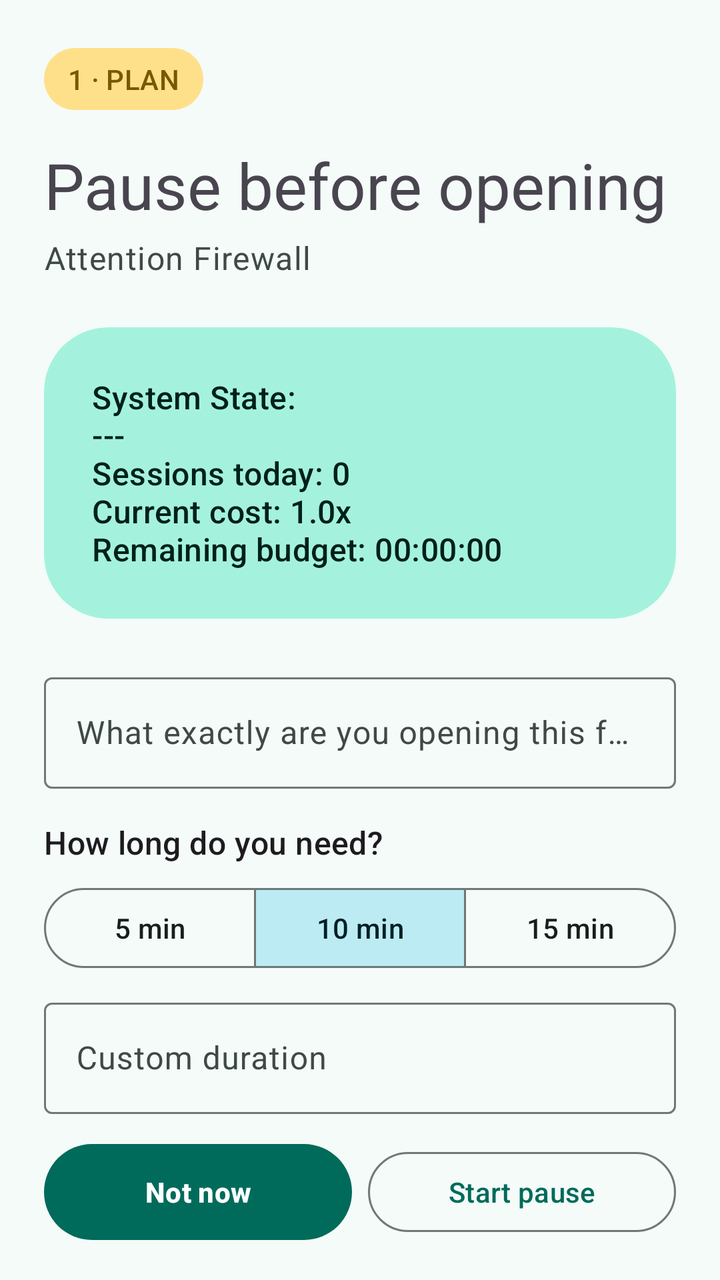
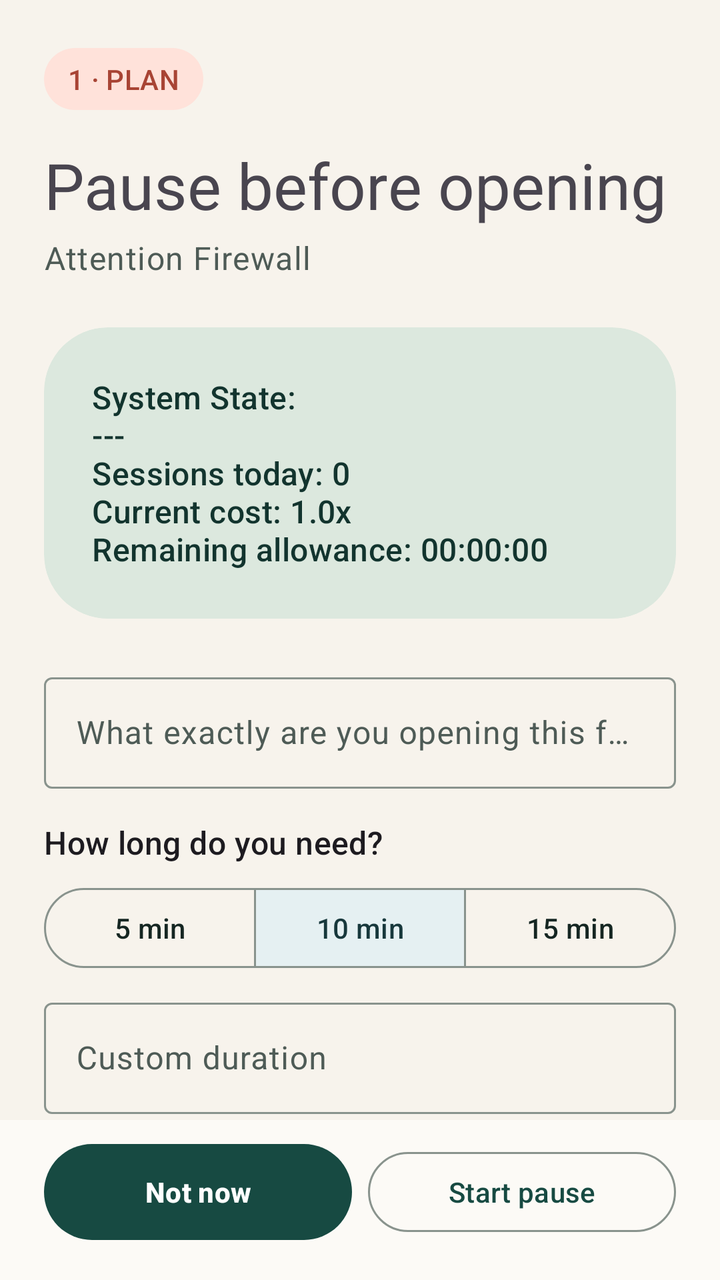

An Android layout rendered at two revisions. The XML below is the earlier revision; the diff shows what the commit changed to produce the second picture.
<!-- AndroidManifest.xml: application theme Theme.Voward -->
<!-- res/layout/activity_decision_gate_modern.xml -->
<?xml version="1.0" encoding="utf-8"?>
<androidx.constraintlayout.widget.ConstraintLayout
    xmlns:android="http://schemas.android.com/apk/res/android"
    xmlns:app="http://schemas.android.com/apk/res-auto"
    xmlns:tools="http://schemas.android.com/tools"
    android:id="@+id/rootLayout"
    android:layout_width="match_parent"
    android:layout_height="match_parent"
    android:fitsSystemWindows="true"
    tools:context=".DecisionGateActivity">

    <androidx.core.widget.NestedScrollView
        android:id="@+id/gateScroll"
        android:layout_width="0dp"
        android:layout_height="0dp"
        android:clipToPadding="false"
        android:fillViewport="true"
        app:layout_constraintBottom_toTopOf="@id/linearLayout"
        app:layout_constraintEnd_toEndOf="parent"
        app:layout_constraintStart_toStartOf="parent"
        app:layout_constraintTop_toTopOf="parent">

        <androidx.constraintlayout.widget.ConstraintLayout android:layout_width="match_parent" android:layout_height="wrap_content">
            <LinearLayout
                android:layout_width="0dp"
                android:layout_height="wrap_content"
                android:orientation="vertical"
                android:paddingStart="@dimen/content_horizontal_padding"
                android:paddingEnd="@dimen/content_horizontal_padding"
                android:paddingTop="@dimen/spacing_lg"
                android:paddingBottom="@dimen/spacing_xl"
                app:layout_constraintEnd_toEndOf="parent"
                app:layout_constraintStart_toStartOf="parent"
                app:layout_constraintTop_toTopOf="parent"
                app:layout_constraintWidth_max="@dimen/content_max_width">

                <TextView android:id="@+id/gateStageLabel" android:layout_width="wrap_content" android:layout_height="wrap_content" android:background="@drawable/bg_status_attention" android:text="@string/gate_stage_plan" android:textAppearance="?attr/textAppearanceLabelLarge" android:textColor="@color/status_warning" />
                <TextView android:id="@+id/gateTitle" android:layout_width="match_parent" android:layout_height="wrap_content" android:layout_marginTop="@dimen/spacing_md" android:text="@string/gate_plan_title" android:textAppearance="?attr/textAppearanceHeadlineLarge" />
                <TextView android:id="@+id/gateTarget" android:layout_width="match_parent" android:layout_height="wrap_content" android:layout_marginTop="@dimen/spacing_xs" android:text="@string/attention_firewall" android:textAppearance="?attr/textAppearanceBodyLarge" android:textColor="?attr/colorOnSurfaceVariant" />

                <com.google.android.material.card.MaterialCardView
                    android:id="@+id/statsCard"
                    style="@style/Widget.ModernHabit.Card"
                    android:layout_width="match_parent"
                    android:layout_height="wrap_content"
                    android:layout_marginTop="@dimen/spacing_lg"
                    app:cardBackgroundColor="?attr/colorPrimaryContainer">
                    <TextView
                        android:id="@+id/awareness_mirror_stats"
                        android:layout_width="match_parent"
                        android:layout_height="wrap_content"
                        android:padding="@dimen/spacing_lg"
                        android:text="@string/system_state_initial"
                        android:textAppearance="?attr/textAppearanceTitleMedium"
                        android:textColor="?attr/colorOnPrimaryContainer" />
                </com.google.android.material.card.MaterialCardView>

                <LinearLayout android:id="@+id/planningGroup" android:layout_width="match_parent" android:layout_height="wrap_content" android:layout_marginTop="@dimen/spacing_lg" android:orientation="vertical">
                    <com.google.android.material.textfield.TextInputLayout
                        android:id="@+id/purpose_input_layout"
                        style="@style/Widget.Material3.TextInputLayout.OutlinedBox"
                        android:layout_width="match_parent"
                        android:layout_height="wrap_content"
                        android:hint="@string/gate_purpose_hint">
                        <com.google.android.material.textfield.TextInputEditText
                            android:id="@+id/purpose_input"
                            android:layout_width="match_parent"
                            android:layout_height="wrap_content"
                            android:inputType="textCapSentences"
                            android:maxLength="120"
                            android:maxLines="2" />
                    </com.google.android.material.textfield.TextInputLayout>

                    <TextView android:layout_width="match_parent" android:layout_height="wrap_content" android:layout_marginTop="@dimen/spacing_md" android:text="@string/choose_duration" android:textAppearance="?attr/textAppearanceTitleMedium" />
                    <com.google.android.material.button.MaterialButtonToggleGroup
                        android:id="@+id/durationChips"
                        android:layout_width="match_parent"
                        android:layout_height="wrap_content"
                        android:layout_marginTop="@dimen/spacing_sm"
                        app:checkedButton="@id/duration10"
                        app:selectionRequired="false"
                        app:singleSelection="true">
                        <com.google.android.material.button.MaterialButton android:id="@+id/duration5" style="@style/Widget.Material3.Button.OutlinedButton" android:layout_width="0dp" android:layout_height="wrap_content" android:layout_weight="1" android:text="@string/duration_5" />
                        <com.google.android.material.button.MaterialButton android:id="@+id/duration10" style="@style/Widget.Material3.Button.OutlinedButton" android:layout_width="0dp" android:layout_height="wrap_content" android:layout_weight="1" android:text="@string/duration_10" />
                        <com.google.android.material.button.MaterialButton android:id="@+id/duration15" style="@style/Widget.Material3.Button.OutlinedButton" android:layout_width="0dp" android:layout_height="wrap_content" android:layout_weight="1" android:text="@string/duration_15" />
                    </com.google.android.material.button.MaterialButtonToggleGroup>

                    <com.google.android.material.textfield.TextInputLayout
                        android:id="@+id/planned_minutes_input_layout"
                        style="@style/Widget.Material3.TextInputLayout.OutlinedBox"
                        android:layout_width="match_parent"
                        android:layout_height="wrap_content"
                        android:layout_marginTop="@dimen/spacing_sm"
                        android:hint="@string/custom_duration"
                        app:suffixText="@string/minutes_short">
                        <com.google.android.material.textfield.TextInputEditText
                            android:id="@+id/planned_minutes_input"
                            android:layout_width="match_parent"
                            android:layout_height="wrap_content"
                            android:inputType="number"
                            android:maxLength="2"
                            android:maxLines="1" />
                    </com.google.android.material.textfield.TextInputLayout>
                </LinearLayout>

                <TextView android:id="@+id/gatePlanSummary" android:layout_width="match_parent" android:layout_height="wrap_content" android:layout_marginTop="@dimen/spacing_lg" android:background="@drawable/bg_status_active" android:padding="@dimen/spacing_md" android:textAppearance="?attr/textAppearanceTitleMedium" android:visibility="gone" />
                <TextView android:id="@+id/replacement_prompt" android:layout_width="match_parent" android:layout_height="wrap_content" android:layout_marginTop="@dimen/spacing_lg" android:text="@string/gate_replacement_prompt" android:textAppearance="?attr/textAppearanceBodyLarge" android:textColor="?attr/colorOnSurfaceVariant" />
                <TextView android:id="@+id/session_terms" android:layout_width="match_parent" android:layout_height="wrap_content" android:layout_marginTop="@dimen/spacing_md" android:text="@string/gate_terms_before_plan" android:textAppearance="?attr/textAppearanceBodyMedium" android:textColor="?attr/colorOnSurfaceVariant" />
                <TextView android:id="@+id/friction_status" android:layout_width="match_parent" android:layout_height="wrap_content" android:layout_marginTop="@dimen/spacing_xl" android:gravity="center" android:textAppearance="?attr/textAppearanceHeadlineMedium" android:textColor="?attr/colorPrimary" android:visibility="invisible" />
            </LinearLayout>
        </androidx.constraintlayout.widget.ConstraintLayout>
    </androidx.core.widget.NestedScrollView>

    <LinearLayout
        android:id="@+id/linearLayout"
        android:layout_width="0dp"
        android:layout_height="wrap_content"
        android:background="?attr/colorSurface"
        android:orientation="horizontal"
        android:paddingStart="@dimen/content_horizontal_padding"
        android:paddingEnd="@dimen/content_horizontal_padding"
        android:paddingTop="@dimen/spacing_sm"
        android:paddingBottom="@dimen/spacing_md"
        app:layout_constraintBottom_toBottomOf="parent"
        app:layout_constraintEnd_toEndOf="parent"
        app:layout_constraintStart_toStartOf="parent">
        <com.google.android.material.button.MaterialButton android:id="@+id/cancel_button" style="@style/Widget.ModernHabit.Button.Pill" android:layout_width="0dp" android:layout_height="wrap_content" android:layout_weight="1" android:text="@string/gate_not_now" />
        <com.google.android.material.button.MaterialButton android:id="@+id/proceed_button" style="@style/Widget.Material3.Button.OutlinedButton" android:layout_width="0dp" android:layout_height="wrap_content" android:layout_marginStart="@dimen/spacing_sm" android:layout_weight="1" android:text="@string/gate_start_pause" />
    </LinearLayout>
</androidx.constraintlayout.widget.ConstraintLayout>
<!-- resources referenced by this layout -->
<resources>
  <color name="status_warning">#7A5700</color>
  <dimen name="content_horizontal_padding">22dp</dimen>
  <dimen name="content_max_width">720dp</dimen>
  <dimen name="spacing_lg">24dp</dimen>
  <dimen name="spacing_md">16dp</dimen>
  <dimen name="spacing_sm">8dp</dimen>
  <dimen name="spacing_xl">32dp</dimen>
  <dimen name="spacing_xs">4dp</dimen>
  <string name="attention_firewall">Attention Firewall</string>
  <string name="choose_duration">How long do you need?</string>
  <string name="custom_duration">Custom duration</string>
  <string name="duration_10">10 min</string>
  <string name="duration_15">15 min</string>
  <string name="duration_5">5 min</string>
  <string name="gate_not_now">Not now</string>
  <string name="gate_plan_title">Pause before opening</string>
  <string name="gate_purpose_hint">What exactly are you opening this for?</string>
  <string name="gate_replacement_prompt">Before continuing, consider a small replacement: stand up, drink water, send one message, or do the next two-minute task.</string>
  <string name="gate_stage_plan">1 · PLAN</string>
  <string name="gate_start_pause">Start pause</string>
  <string name="gate_terms_before_plan">Your final cap will be the smaller of the planned duration and the remaining budget.</string>
  <string name="minutes_short">min</string>
  <string name="system_state_initial">System State:\n---\nSessions today: 0\nCurrent cost: 1.0x\nRemaining budget: 00:00:00</string>
  <style name="Widget.ModernHabit.Button.Pill" parent="@style/Widget.Voward.Button.Pill" />
  <style name="Widget.ModernHabit.Card" parent="@style/Widget.Voward.Card" />
  <color name="status_positive_container">#A1F2D3</color>
  <color name="status_warning_container">#FFE08A</color>
  <style name="Widget.Voward.Button.Pill" parent="Widget.Material3.Button">
          <item name="cornerRadius">30dp</item>
          <item name="android:minHeight">56dp</item>
          <item name="android:textStyle">bold</item>
      </style>
  <color name="md_primary">#006B5B</color>
  <color name="md_on_primary">#FFFFFF</color>
  <color name="md_primary_container">#A4F2DD</color>
  <color name="md_on_primary_container">#00201A</color>
  <color name="md_secondary">#35656D</color>
  <color name="md_on_secondary">#FFFFFF</color>
  <color name="md_secondary_container">#BCEBF4</color>
  <color name="md_on_secondary_container">#001F24</color>
  <color name="md_tertiary">#8A4F00</color>
  <color name="md_on_tertiary">#FFFFFF</color>
  <color name="md_tertiary_container">#FFDDB8</color>
  <color name="md_on_tertiary_container">#2C1600</color>
  <color name="md_error">#BA1A1A</color>
  <color name="md_on_error">#FFFFFF</color>
  <color name="md_background">#F4FBF8</color>
  <color name="md_on_background">#15201D</color>
  <color name="md_surface">#F4FBF8</color>
  <color name="md_on_surface">#15201D</color>
  <color name="md_surface_variant">#DDEAE5</color>
  <color name="md_on_surface_variant">#3F4945</color>
  <color name="md_outline">#6F7974</color>
  <style name="ShapeAppearance.Voward.Small" parent="ShapeAppearance.Material3.Corner.Medium">
          <item name="cornerSize">14dp</item>
      </style>
  <style name="ShapeAppearance.Voward.Medium" parent="ShapeAppearance.Material3.Corner.Large">
          <item name="cornerSize">22dp</item>
      </style>
  <style name="ShapeAppearance.Voward.Large" parent="ShapeAppearance.Material3.Corner.ExtraLarge">
          <item name="cornerSize">32dp</item>
      </style>
  <dimen name="card_corner_radius_large">32dp</dimen>
  <!-- unchanged entries left out for length: 4 -->
</resources>

<!-- the commit's change to res/layout/activity_decision_gate_modern.xml (unified diff, before → after) -->
@@ -104,9 +104,18 @@
                 </LinearLayout>
 
                 <TextView android:id="@+id/gatePlanSummary" android:layout_width="match_parent" android:layout_height="wrap_content" android:layout_marginTop="@dimen/spacing_lg" android:background="@drawable/bg_status_active" android:padding="@dimen/spacing_md" android:textAppearance="?attr/textAppearanceTitleMedium" android:visibility="gone" />
-                <TextView android:id="@+id/replacement_prompt" android:layout_width="match_parent" android:layout_height="wrap_content" android:layout_marginTop="@dimen/spacing_lg" android:text="@string/gate_replacement_prompt" android:textAppearance="?attr/textAppearanceBodyLarge" android:textColor="?attr/colorOnSurfaceVariant" />
+                <TextView android:layout_width="match_parent" android:layout_height="wrap_content" android:layout_marginTop="@dimen/spacing_lg" android:text="@string/healthy_next_step" android:textAppearance="?attr/textAppearanceTitleMedium" />
+                <TextView android:id="@+id/replacement_prompt" android:layout_width="match_parent" android:layout_height="wrap_content" android:layout_marginTop="@dimen/spacing_xs" android:text="@string/gate_replacement_prompt" android:textAppearance="?attr/textAppearanceBodyMedium" android:textColor="?attr/colorOnSurfaceVariant" />
+                <LinearLayout android:id="@+id/replacementActions" android:layout_width="match_parent" android:layout_height="wrap_content" android:layout_marginTop="@dimen/spacing_sm" android:orientation="vertical">
+                    <com.google.android.material.button.MaterialButton android:id="@+id/replacementWalk" style="@style/Widget.Material3.Button.OutlinedButton" android:layout_width="match_parent" android:layout_height="wrap_content" android:text="@string/replacement_walk" />
+                    <com.google.android.material.button.MaterialButton android:id="@+id/replacementWater" style="@style/Widget.Material3.Button.OutlinedButton" android:layout_width="match_parent" android:layout_height="wrap_content" android:layout_marginTop="@dimen/spacing_xs" android:text="@string/replacement_water" />
+                    <com.google.android.material.button.MaterialButton android:id="@+id/replacementTask" style="@style/Widget.Material3.Button.OutlinedButton" android:layout_width="match_parent" android:layout_height="wrap_content" android:layout_marginTop="@dimen/spacing_xs" android:text="@string/replacement_task" />
+                </LinearLayout>
                 <TextView android:id="@+id/session_terms" android:layout_width="match_parent" android:layout_height="wrap_content" android:layout_marginTop="@dimen/spacing_md" android:text="@string/gate_terms_before_plan" android:textAppearance="?attr/textAppearanceBodyMedium" android:textColor="?attr/colorOnSurfaceVariant" />
-                <TextView android:id="@+id/friction_status" android:layout_width="match_parent" android:layout_height="wrap_content" android:layout_marginTop="@dimen/spacing_xl" android:gravity="center" android:textAppearance="?attr/textAppearanceHeadlineMedium" android:textColor="?attr/colorPrimary" android:visibility="invisible" />
+                <FrameLayout android:id="@+id/pauseVisual" android:layout_width="184dp" android:layout_height="184dp" android:layout_gravity="center_horizontal" android:layout_marginTop="@dimen/spacing_lg" android:visibility="gone">
+                    <com.example.voward.AllowanceRingView android:id="@+id/pauseRing" android:layout_width="match_parent" android:layout_height="match_parent" android:contentDescription="@string/pause_countdown_description" />
+                    <TextView android:id="@+id/friction_status" android:layout_width="match_parent" android:layout_height="match_parent" android:gravity="center" android:padding="28dp" android:textAppearance="?attr/textAppearanceTitleMedium" android:textColor="?attr/colorPrimary" />
+                </FrameLayout>
             </LinearLayout>
         </androidx.constraintlayout.widget.ConstraintLayout>
     </androidx.core.widget.NestedScrollView>
<!-- resource entries referenced after the edit -->
@@ -1,6 +1,6 @@
 <!-- resources referenced by this layout -->
 <resources>
-  <color name="status_warning">#7A5700</color>
+  <color name="status_warning">#A84434</color>
   <dimen name="content_horizontal_padding">22dp</dimen>
   <dimen name="content_max_width">720dp</dimen>
   <dimen name="spacing_lg">24dp</dimen>
@@ -17,42 +17,47 @@
   <string name="gate_not_now">Not now</string>
   <string name="gate_plan_title">Pause before opening</string>
   <string name="gate_purpose_hint">What exactly are you opening this for?</string>
-  <string name="gate_replacement_prompt">Before continuing, consider a small replacement: stand up, drink water, send one message, or do the next two-minute task.</string>
+  <string name="gate_replacement_prompt">Choose an option to leave the protected content and return Home.</string>
   <string name="gate_stage_plan">1 · PLAN</string>
   <string name="gate_start_pause">Start pause</string>
-  <string name="gate_terms_before_plan">Your final cap will be the smaller of the planned duration and the remaining budget.</string>
+  <string name="gate_terms_before_plan">Your final cap will be the smaller of the planned duration and the remaining allowance.</string>
+  <string name="healthy_next_step">Do something else instead</string>
   <string name="minutes_short">min</string>
-  <string name="system_state_initial">System State:\n---\nSessions today: 0\nCurrent cost: 1.0x\nRemaining budget: 00:00:00</string>
+  <string name="pause_countdown_description">Intentional pause countdown</string>
+  <string name="replacement_task">Do one small task</string>
+  <string name="replacement_walk">Take a short walk</string>
+  <string name="replacement_water">Drink some water</string>
+  <string name="system_state_initial">System State:\n---\nSessions today: 0\nCurrent cost: 1.0x\nRemaining allowance: 00:00:00</string>
   <style name="Widget.ModernHabit.Button.Pill" parent="@style/Widget.Voward.Button.Pill" />
   <style name="Widget.ModernHabit.Card" parent="@style/Widget.Voward.Card" />
-  <color name="status_positive_container">#A1F2D3</color>
-  <color name="status_warning_container">#FFE08A</color>
+  <color name="status_positive_container">#DCE8DE</color>
+  <color name="status_warning_container">#FFE2DA</color>
   <style name="Widget.Voward.Button.Pill" parent="Widget.Material3.Button">
           <item name="cornerRadius">30dp</item>
           <item name="android:minHeight">56dp</item>
           <item name="android:textStyle">bold</item>
       </style>
-  <color name="md_primary">#006B5B</color>
+  <color name="md_primary">#174A42</color>
   <color name="md_on_primary">#FFFFFF</color>
-  <color name="md_primary_container">#A4F2DD</color>
-  <color name="md_on_primary_container">#00201A</color>
-  <color name="md_secondary">#35656D</color>
+  <color name="md_primary_container">#DCE8DE</color>
+  <color name="md_on_primary_container">#12342E</color>
+  <color name="md_secondary">#587B72</color>
   <color name="md_on_secondary">#FFFFFF</color>
-  <color name="md_secondary_container">#BCEBF4</color>
-  <color name="md_on_secondary_container">#001F24</color>
-  <color name="md_tertiary">#8A4F00</color>
+  <color name="md_secondary_container">#E5F0F2</color>
+  <color name="md_on_secondary_container">#17383C</color>
+  <color name="md_tertiary">#D95D49</color>
   <color name="md_on_tertiary">#FFFFFF</color>
-  <color name="md_tertiary_container">#FFDDB8</color>
-  <color name="md_on_tertiary_container">#2C1600</color>
+  <color name="md_tertiary_container">#FFE2DA</color>
+  <color name="md_on_tertiary_container">#4C170E</color>
   <color name="md_error">#BA1A1A</color>
   <color name="md_on_error">#FFFFFF</color>
-  <color name="md_background">#F4FBF8</color>
-  <color name="md_on_background">#15201D</color>
-  <color name="md_surface">#F4FBF8</color>
-  <color name="md_on_surface">#15201D</color>
-  <color name="md_surface_variant">#DDEAE5</color>
-  <color name="md_on_surface_variant">#3F4945</color>
-  <color name="md_outline">#6F7974</color>
+  <color name="md_background">#F7F3EC</color>
+  <color name="md_on_background">#152622</color>
+  <color name="md_surface">#FCFAF6</color>
+  <color name="md_on_surface">#152622</color>
+  <color name="md_surface_variant">#EFECE4</color>
+  <color name="md_on_surface_variant">#4E5B56</color>
+  <color name="md_outline">#89938D</color>
   <style name="ShapeAppearance.Voward.Small" parent="ShapeAppearance.Material3.Corner.Medium">
           <item name="cornerSize">14dp</item>
       </style>
